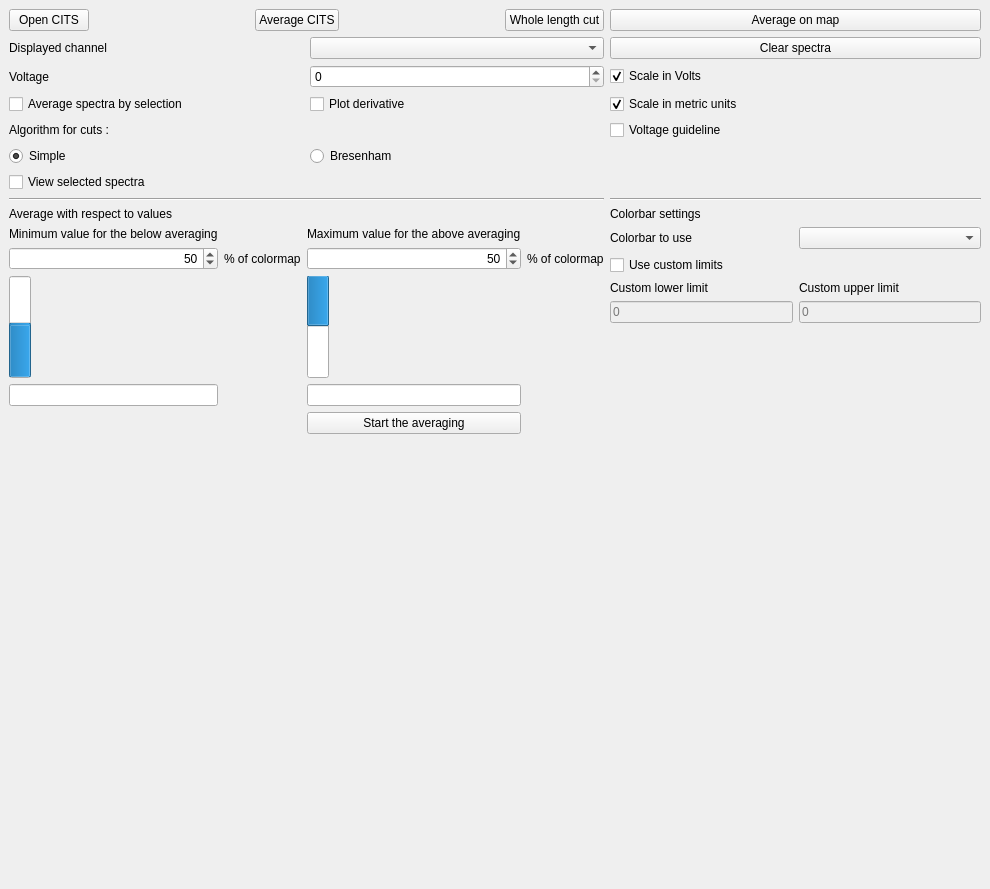
Before: the Qt Designer form ui_citswidget.ui in cea-lateqs/STMapy, drawn with Qt 5.
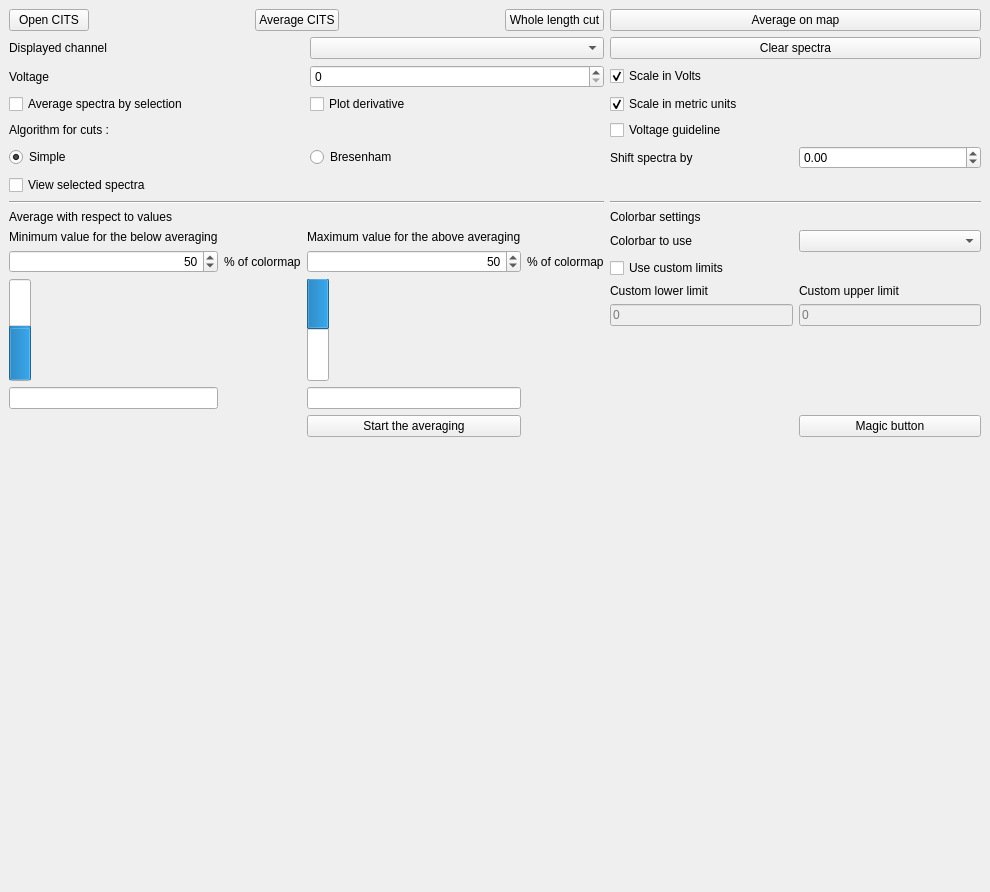
After: the same form once the commit is applied. Custom widgets are drawn as their Qt base class.

```diff
--- a/ui_citswidget.ui
+++ b/ui_citswidget.ui
@@ -7,7 +7,7 @@
     <x>0</x>
     <y>0</y>
     <width>990</width>
-    <height>889</height>
+    <height>892</height>
    </rect>
   </property>
   <property name="windowTitle">
@@ -399,20 +399,7 @@
         </property>
        </widget>
       </item>
-      <item row="4" column="0">
-       <spacer name="verticalSpacer">
-        <property name="orientation">
-         <enum>Qt::Vertical</enum>
-        </property>
-        <property name="sizeHint" stdset="0">
-         <size>
-          <width>20</width>
-          <height>40</height>
-         </size>
-        </property>
-       </spacer>
-      </item>
-      <item row="4" column="1">
+      <item row="5" column="1">
        <spacer name="verticalSpacer_2">
         <property name="orientation">
          <enum>Qt::Vertical</enum>
@@ -445,6 +432,26 @@
         </property>
        </widget>
       </item>
+      <item row="5" column="0">
+       <spacer name="verticalSpacer">
+        <property name="orientation">
+         <enum>Qt::Vertical</enum>
+        </property>
+        <property name="sizeHint" stdset="0">
+         <size>
+          <width>20</width>
+          <height>40</height>
+         </size>
+        </property>
+       </spacer>
+      </item>
+      <item row="6" column="1">
+       <widget class="QPushButton" name="m_magicButton">
+        <property name="text">
+         <string>Magic button</string>
+        </property>
+       </widget>
+      </item>
      </layout>
     </item>
     <item row="10" column="3">
@@ -454,6 +461,30 @@
       </property>
      </widget>
     </item>
+    <item row="6" column="3">
+     <layout class="QHBoxLayout" name="horizontalLayout_5">
+      <item>
+       <widget class="QLabel" name="label_13">
+        <property name="text">
+         <string>Shift spectra by</string>
+        </property>
+       </widget>
+      </item>
+      <item>
+       <widget class="QDoubleSpinBox" name="m_shiftBox">
+        <property name="minimum">
+         <double>-1000.000000000000000</double>
+        </property>
+        <property name="maximum">
+         <double>1000.000000000000000</double>
+        </property>
+        <property name="singleStep">
+         <double>0.010000000000000</double>
+        </property>
+       </widget>
+      </item>
+     </layout>
+    </item>
    </layout>
   </widget>
  </widget>
```
Left out of the diff: 144 changed lines with no effect on the pictures.
